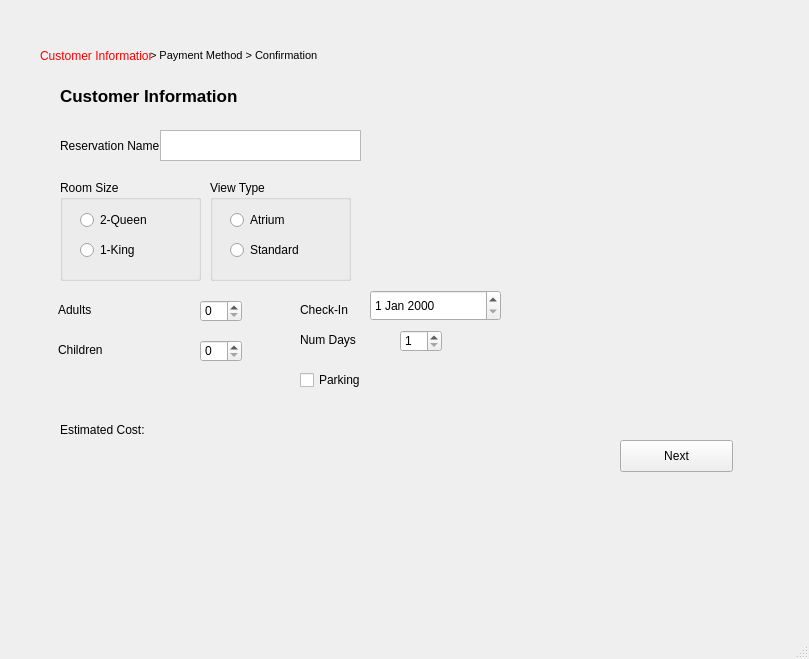
Qt form mainwindow.ui (DerrickChoy/CSC3220Lab2) before a commit.
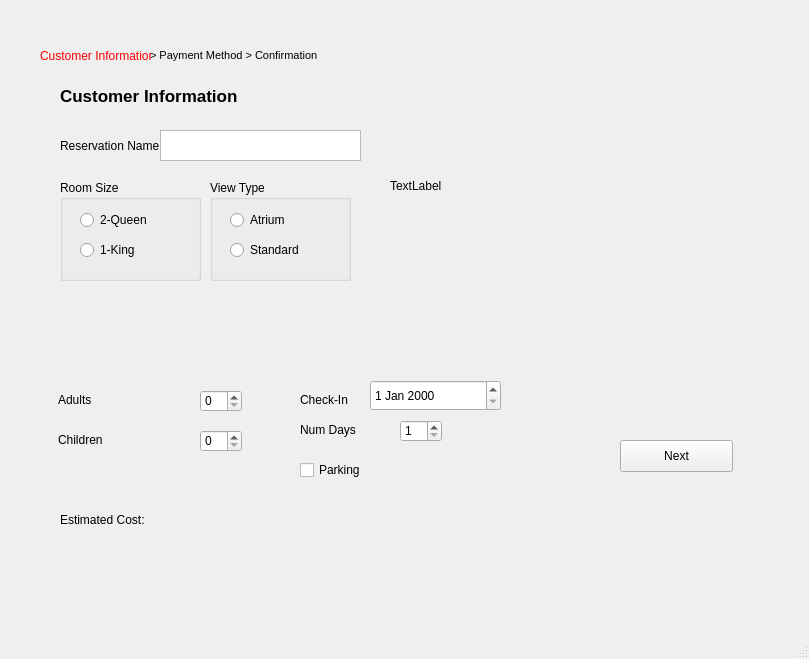
The same form after that commit. The open tabs and pages were chosen to show the change.

Diff of the .ui file:
```diff
--- a/mainwindow.ui
+++ b/mainwindow.ui
@@ -141,7 +141,7 @@
       <property name="geometry">
        <rect>
         <x>160</x>
-        <y>280</y>
+        <y>370</y>
         <width>42</width>
         <height>22</height>
        </rect>
@@ -154,7 +154,7 @@
       <property name="geometry">
        <rect>
         <x>160</x>
-        <y>320</y>
+        <y>410</y>
         <width>42</width>
         <height>22</height>
        </rect>
@@ -167,7 +167,7 @@
       <property name="geometry">
        <rect>
         <x>18</x>
-        <y>280</y>
+        <y>370</y>
         <width>91</width>
         <height>20</height>
        </rect>
@@ -180,7 +180,7 @@
       <property name="geometry">
        <rect>
         <x>18</x>
-        <y>320</y>
+        <y>410</y>
         <width>101</width>
         <height>20</height>
        </rect>
@@ -193,7 +193,7 @@
       <property name="geometry">
        <rect>
         <x>260</x>
-        <y>350</y>
+        <y>440</y>
         <width>86</width>
         <height>20</height>
        </rect>
@@ -206,7 +206,7 @@
       <property name="geometry">
        <rect>
         <x>20</x>
-        <y>400</y>
+        <y>490</y>
         <width>201</width>
         <height>20</height>
        </rect>
@@ -219,7 +219,7 @@
       <property name="geometry">
        <rect>
         <x>330</x>
-        <y>270</y>
+        <y>360</y>
         <width>131</width>
         <height>31</height>
        </rect>
@@ -229,7 +229,7 @@
       <property name="geometry">
        <rect>
         <x>360</x>
-        <y>310</y>
+        <y>400</y>
         <width>42</width>
         <height>22</height>
        </rect>
@@ -245,7 +245,7 @@
       <property name="geometry">
        <rect>
         <x>260</x>
-        <y>310</y>
+        <y>400</y>
         <width>101</width>
         <height>20</height>
        </rect>
@@ -324,8 +324,8 @@
       <property name="geometry">
        <rect>
         <x>260</x>
-        <y>280</y>
-        <width>101</width>
+        <y>370</y>
+        <width>91</width>
         <height>20</height>
        </rect>
       </property>
@@ -333,6 +333,19 @@
        <string>Check-In</string>
       </property>
      </widget>
+     <widget class="QLabel" name="imgLbl">
+      <property name="geometry">
+       <rect>
+        <x>350</x>
+        <y>50</y>
+        <width>351</width>
+        <height>231</height>
+       </rect>
+      </property>
+      <property name="text">
+       <string>TextLabel</string>
+      </property>
+     </widget>
     </widget>
     <widget class="QWidget" name="page2">
      <widget class="QLabel" name="totalCostLabel">
```
Left out of the diff: 12 changed lines with no effect on the pictures.
